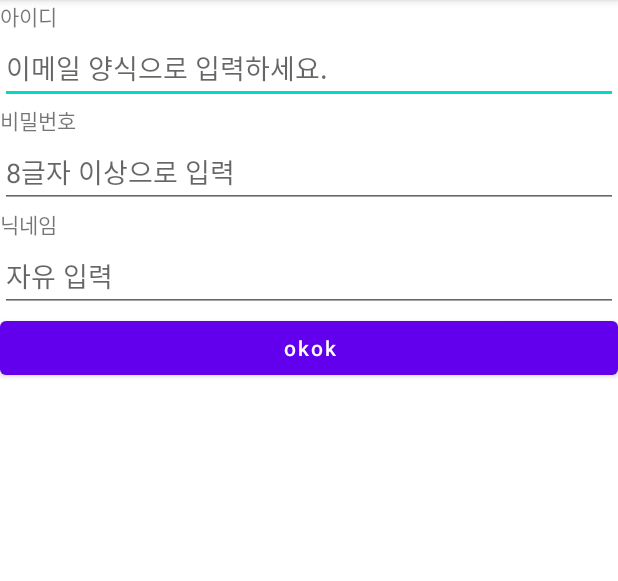
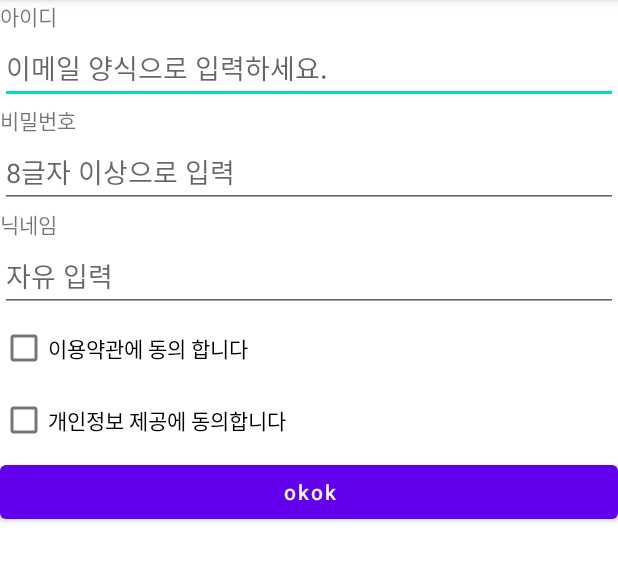
Before and after one commit to Kkknep/UIPractice_20211106, an Android app: the screen it shows after launch (MainActivity), on a phone screen of 412 x 824 dp, the part 84-665 px from its top. Run offline under Robolectric (Android 15) with nearby library versions, the phone set to English and light mode, and no system bars.

Commit message:
CheckBox 배치 체험

```diff
--- a/app/src/main/res/layout/activity_main.xml
+++ b/app/src/main/res/layout/activity_main.xml
@@ -44,6 +44,16 @@
         android:singleLine="true"
         />
 
+    <CheckBox
+        android:layout_width="wrap_content"
+        android:layout_height="wrap_content"
+        android:text="이용약관에 동의 합니다"/>
+
+    <CheckBox
+        android:layout_width="wrap_content"
+        android:layout_height="wrap_content"
+        android:text="개인정보 제공에 동의합니다"/>
+
     <Button
         android:layout_width="match_parent"
         android:layout_height="wrap_content"
```
